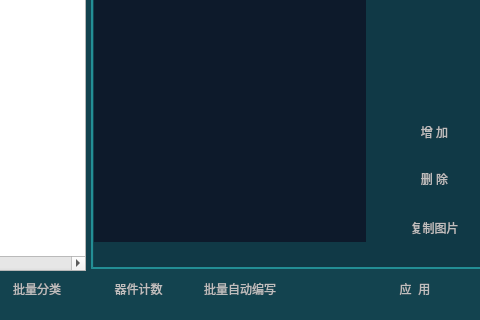
First picture: the form in dialogunitmanage.ui, repository lushisongicloud/T-Designer, before the edit; both pictures show x 747 to 1227 and y 480 to 800 of the 1392 by 800 pixel window.
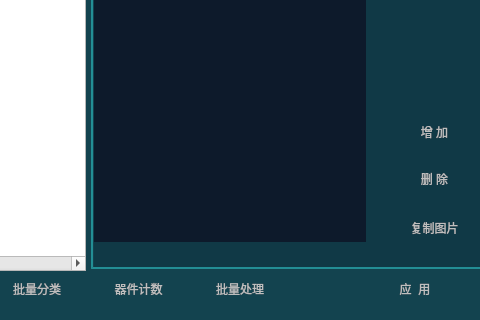
Second picture: the form after the edit. Icons and pictures are not drawn. Custom widgets are drawn as their Qt base class.

The edit to the form file:
```diff
--- a/dialogunitmanage.ui
+++ b/dialogunitmanage.ui
@@ -2609,7 +2609,7 @@
         <item>
          <widget class="QPushButton" name="BtnBatchAutoGenerate">
           <property name="text">
-           <string>批量自动编写</string>
+           <string>批量处理</string>
           </property>
          </widget>
         </item>
```
